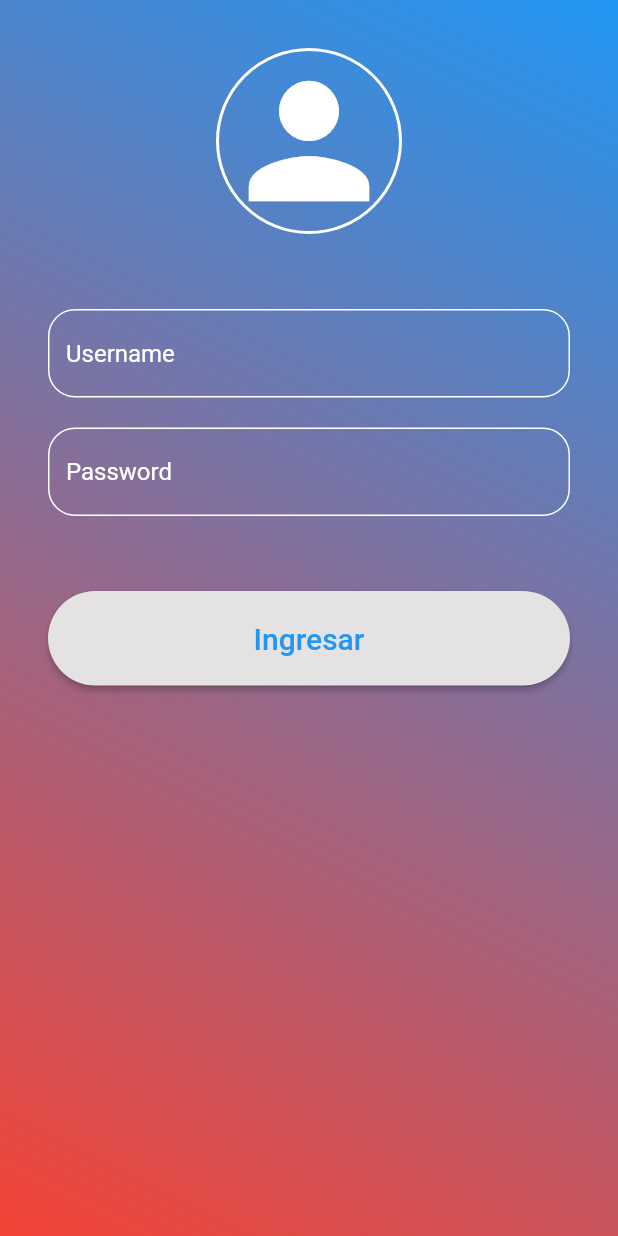
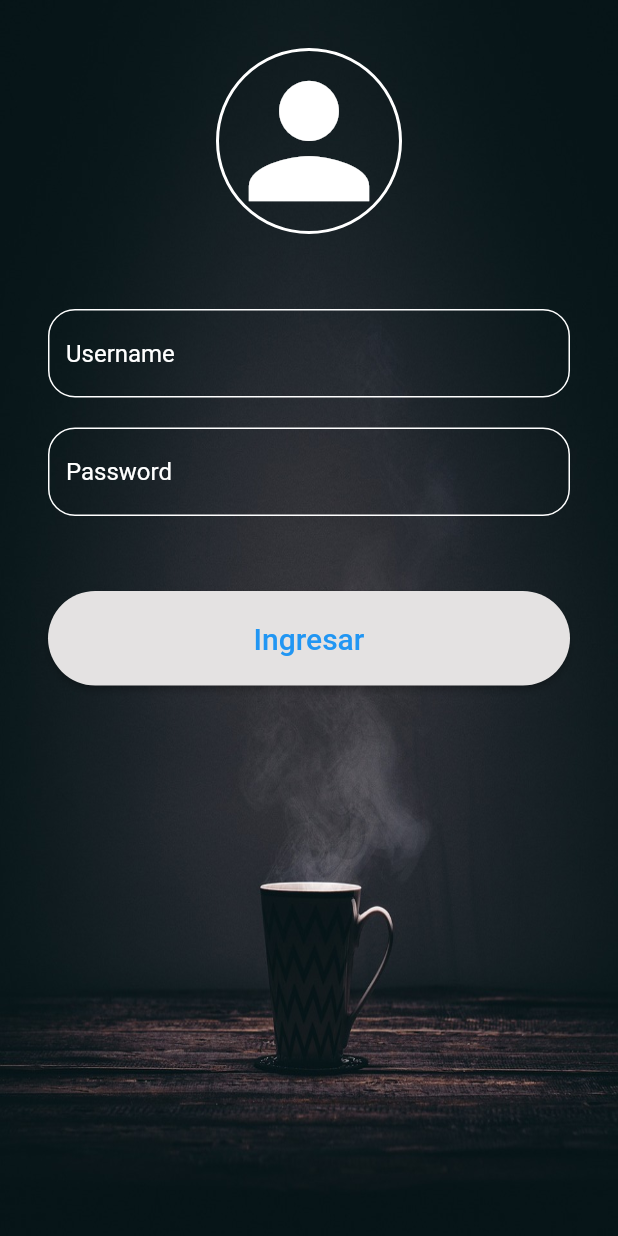
Before and after one commit to camilamlz/AppPersonasRepo, a Flutter app: the screen it shows after launch, on a phone screen of 412 x 824 dp. Run offline on Flutter 3.47's test engine with Material 2 defaults, Android fonts, the phone set to English and light mode, and no system bars; missing offline and left inert: dart:ffi.

Commit message:
Imagen en login

```diff
--- a/lib/login_page.dart
+++ b/lib/login_page.dart
@@ -14,20 +14,20 @@ class _LoginPageState extends State<LoginPage> {
    Widget build(BuildContext context) {
      return Container(
        decoration: const BoxDecoration(
-          gradient: LinearGradient(
-        begin: Alignment.topRight,
-        end: Alignment.bottomLeft,
-        colors: [
-          Colors.blue,
-          Colors.red,
-        ],
-      )),
+           image: DecorationImage(
+            image: AssetImage('assets/logo3.jpg'),
+            // repeat: ImageRepeat.repeat,
+            fit: BoxFit.fill
+           ),
+           ),
        child: Scaffold(
          backgroundColor: Colors.transparent,
          body: SingleChildScrollView(child: _page()),
        ),
      );
    }
+
+
 
   Widget _page() {
     return Padding(
--- a/pubspec.yaml
+++ b/pubspec.yaml
@@ -59,8 +59,8 @@ flutter:
   uses-material-design: true
 
   # To add assets to your application, add an assets section, like this:
-  # assets:
-  #   - images/a_dot_burr.jpeg
+  assets:
+    - assets/
   #   - images/a_dot_ham.jpeg
 
   # An image asset can refer to one or more resolution-specific "variants", see
```
Also changed, not shown: assets/logo.jpg (added), assets/logo2.jpg (added), assets/logo3.jpg (added), pubspec.lock. Lines whose indentation alone changed are shown as unchanged.
